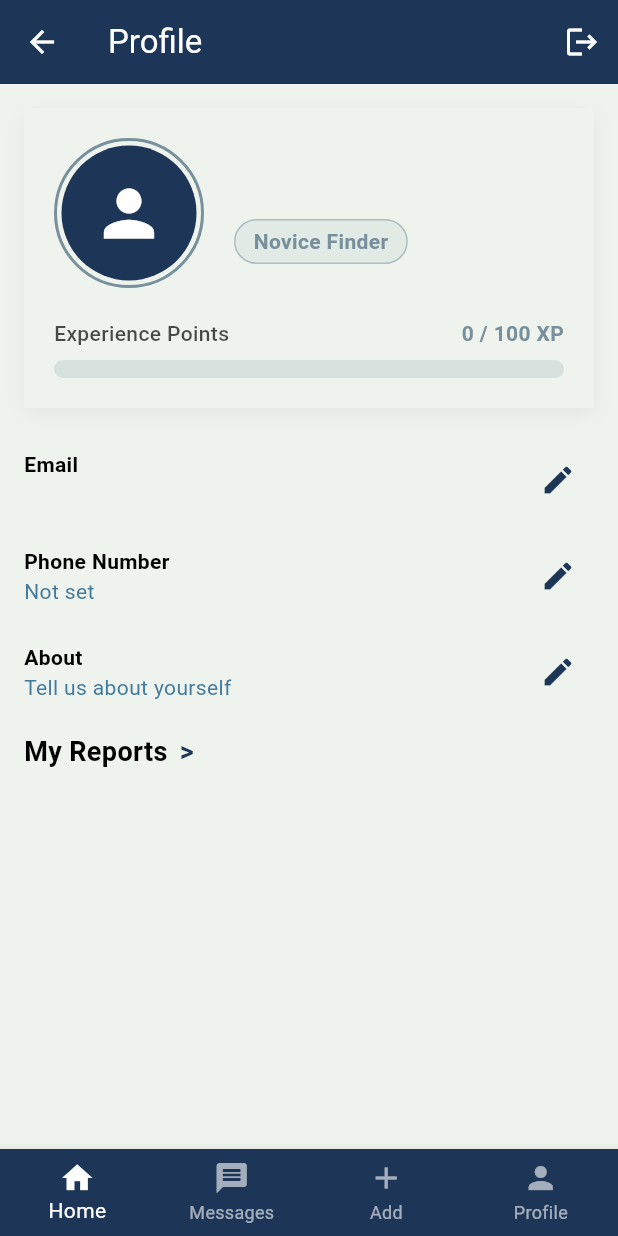
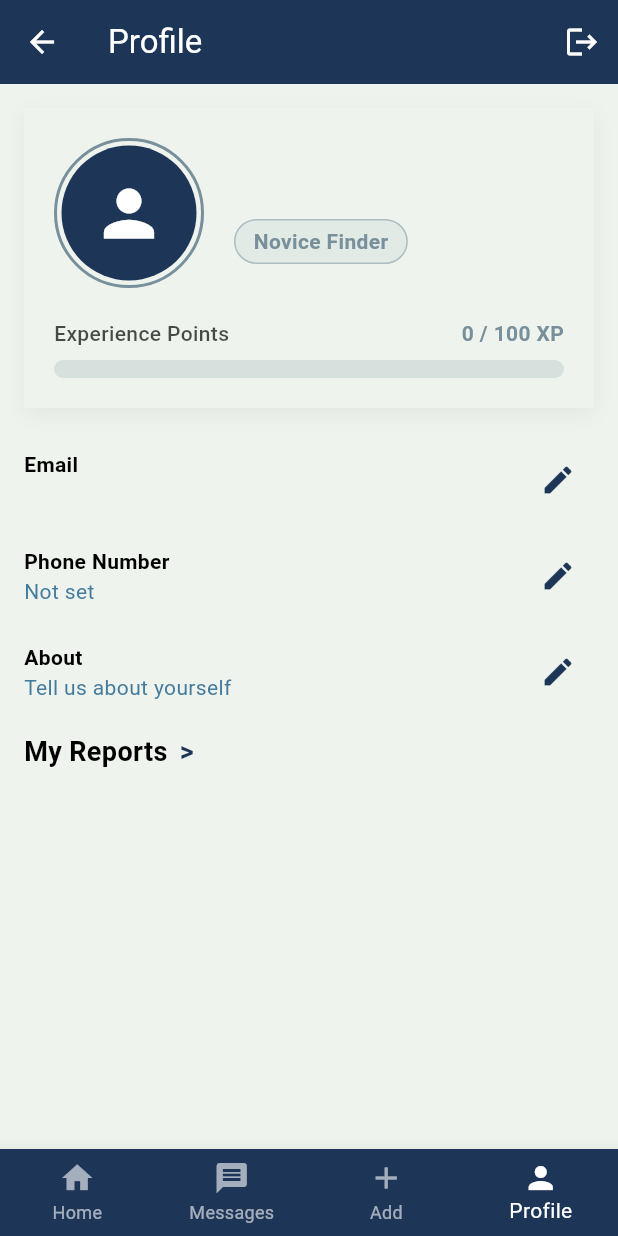
Before and after one commit to Yassin1-prog/LostandFound, a Flutter app: the ProfileScreen screen opened by its route, on a phone screen of 412 x 824 dp. Run offline on Flutter 3.47's test engine with Material 3 defaults, Android fonts, the phone set to English and light mode, and no system bars; our stand-ins replace appwrite, cached_network_image, cloud_firestore, firebase_auth, firebase_core, image_picker; accounts and stored records are empty.

```diff
--- a/lib/ui/components/navigation_bar.dart
+++ b/lib/ui/components/navigation_bar.dart
@@ -2,65 +2,29 @@ import 'package:flutter/material.dart';
 import '../../app/app_routes.dart';
 import '../../app/app_theme.dart';
 
-class MyNavigationBar extends StatefulWidget {
-  const MyNavigationBar({super.key});
+class MyNavigationBar extends StatelessWidget {
+  final int currentIndex;
 
-  @override
-  State<MyNavigationBar> createState() => _MyNavigationBarState();
-}
+  const MyNavigationBar({
+    super.key,
+    required this.currentIndex,
+  });
 
-class _MyNavigationBarState extends State<MyNavigationBar> {
-  int _currentIndex = 0;
-
-  @override
-  void initState() {
-    super.initState();
-    // Set initial index based on current route
-    WidgetsBinding.instance.addPostFrameCallback((_) {
-      _updateIndexFromRoute();
-    });
-  }
-
-  void _updateIndexFromRoute() {
-    final currentRoute = ModalRoute.of(context)?.settings.name;
-    setState(() {
-      _currentIndex = switch (currentRoute) {
-        AppRoutes.homepage => 0,
-        AppRoutes.report => 2,
-        AppRoutes.profile => 3,
-        _ => _currentIndex,
-      };
-    });
-  }
-
-  void _onItemTapped(int index) {
-    if (_currentIndex == index) return; // Prevent redundant navigation
-
-    setState(() {
-      _currentIndex = index;
-    });
-
+  void _onItemTapped(BuildContext context, int index) {
     switch (index) {
       case 0:
-        Navigator.pushNamed(context, AppRoutes.homepage)
-            .then((_) => _updateIndexFromRoute());
+        Navigator.pushNamed(context, AppRoutes.homepage);
         break;
       case 1:
         ScaffoldMessenger.of(context).showSnackBar(
           const SnackBar(content: Text('Messages feature coming soon')),
         );
-        // Reset index if we're not actually navigating
-        setState(() {
-          _currentIndex = _currentIndex;
-        });
         break;
       case 2:
-        Navigator.pushNamed(context, AppRoutes.report)
-            .then((_) => _updateIndexFromRoute());
+        Navigator.pushNamed(context, AppRoutes.report);
         break;
       case 3:
-        Navigator.pushNamed(context, AppRoutes.profile)
-            .then((_) => _updateIndexFromRoute());
+        Navigator.pushNamed(context, AppRoutes.profile);
         break;
     }
   }
@@ -68,7 +32,7 @@ class _MyNavigationBarState extends State<MyNavigationBar> {
   @override
   Widget build(BuildContext context) {
     return BottomNavigationBar(
-      currentIndex: _currentIndex, // Highlight the selected tab
+      currentIndex: currentIndex,
       items: const [
         BottomNavigationBarItem(
           icon: Icon(Icons.home),
@@ -87,11 +51,13 @@ class _MyNavigationBarState extends State<MyNavigationBar> {
           label: 'Profile',
         ),
       ],
-      selectedItemColor: AppColors.buttonText,
+      selectedItemColor: currentIndex == 2
+          ? AppColors.buttonText.withOpacity(0.6) // All items unselected
+          : AppColors.buttonText,
       unselectedItemColor: AppColors.buttonText.withOpacity(0.6),
       backgroundColor: AppColors.primary,
       type: BottomNavigationBarType.fixed,
-      onTap: _onItemTapped,
+      onTap: (index) => _onItemTapped(context, index),
     );
   }
 }
--- a/lib/ui/homepage.dart
+++ b/lib/ui/homepage.dart
@@ -99,7 +99,7 @@ class _HomePageState extends State<HomePage> {
                 ),
               ),
       ),
-      bottomNavigationBar: const MyNavigationBar(),
+      bottomNavigationBar: const MyNavigationBar(currentIndex: 0),
     );
   }
 
--- a/lib/ui/items_screen.dart
+++ b/lib/ui/items_screen.dart
@@ -191,7 +191,7 @@ class _ItemsPageState extends State<ItemsPage> {
         ),
       ),
       // Navigation Bar at the bottom
-      bottomNavigationBar: const MyNavigationBar(),
+      bottomNavigationBar: const MyNavigationBar(currentIndex: 2),
     );
   }
 }
--- a/lib/ui/profile_screen.dart
+++ b/lib/ui/profile_screen.dart
@@ -177,14 +177,14 @@ class _ProfileScreenState extends State<ProfileScreen> {
     if (_isLoading) {
       return const Scaffold(
         body: Center(child: CircularProgressIndicator()),
-        bottomNavigationBar: MyNavigationBar(),
+        bottomNavigationBar: MyNavigationBar(currentIndex: 3),
       );
     }
 
     if (_currentUser == null) {
       return const Scaffold(
         body: Center(child: Text('Failed to load user data')),
-        bottomNavigationBar: MyNavigationBar(),
+        bottomNavigationBar: MyNavigationBar(currentIndex: 3),
       );
     }
 
@@ -392,7 +392,7 @@ class _ProfileScreenState extends State<ProfileScreen> {
           ),
         ),
       ),
-      bottomNavigationBar: const MyNavigationBar(),
+      bottomNavigationBar: const MyNavigationBar(currentIndex: 3),
     );
   }
 
```
